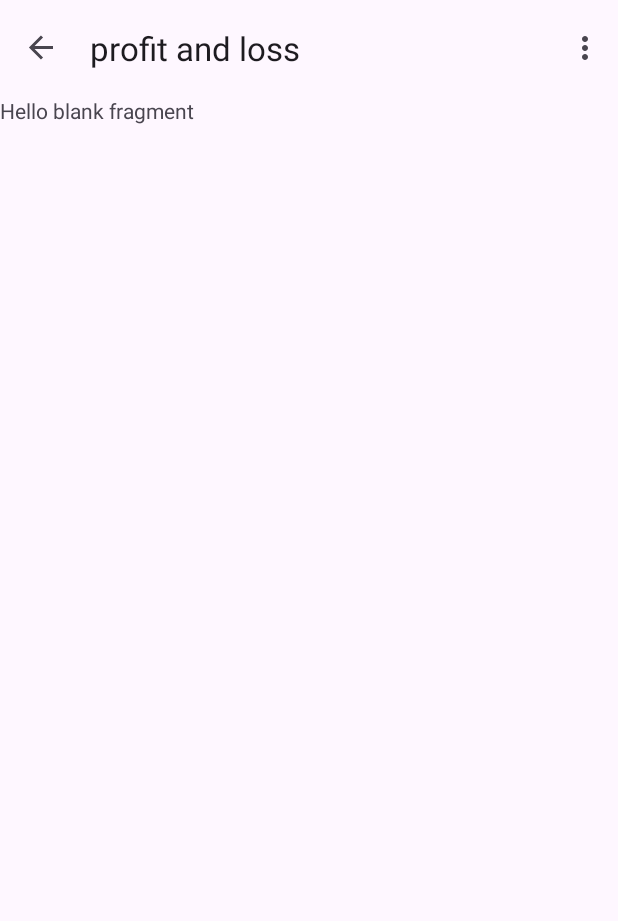
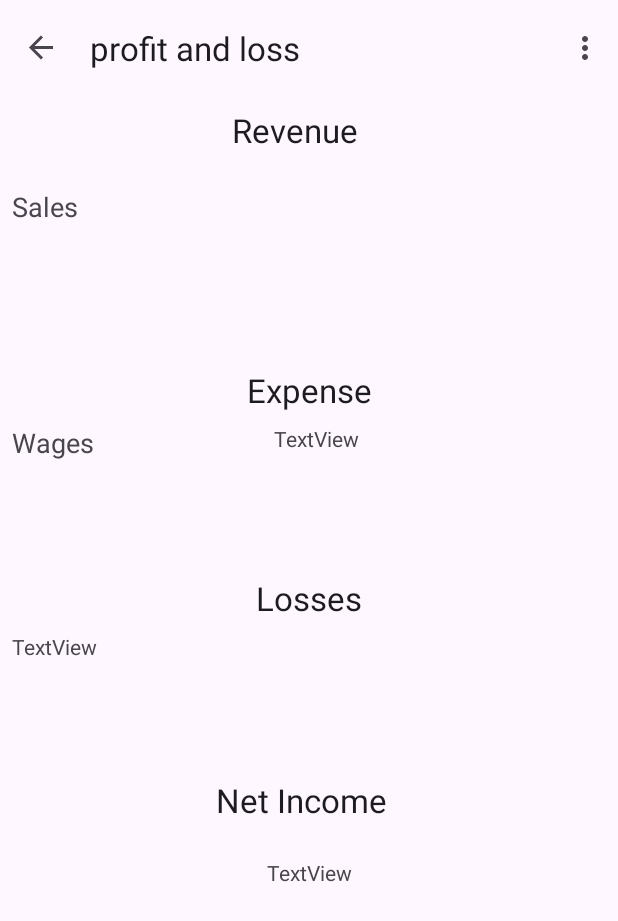
Before and after one commit to kchiwakaya/blackliquid, an Android app: the ProfitLossFragment screen opened through its navigation route, on a phone screen of 412 x 824 dp. Shown: the top 921 px of the screen. Run offline under Robolectric (Android 15) with nearby library versions, the phone set to English and light mode, and no system bars; our stand-ins replace navigation-ui.

Commit message:
cashout design

```diff
--- a/app/src/main/java/com/balckliquid/blackliquid/ProductFragment.kt
+++ b/app/src/main/java/com/balckliquid/blackliquid/ProductFragment.kt
@@ -5,10 +5,16 @@ import androidx.fragment.app.Fragment
 import android.view.LayoutInflater
 import android.view.View
 import android.view.ViewGroup
+import android.widget.Toast
 import androidx.recyclerview.widget.LinearLayoutManager
 import androidx.recyclerview.widget.RecyclerView
 import com.balckliquid.blackliquid.models.Util
 import com.balckliquid.blackliquid.views.ProductAdapter
+import com.balckliquid.blackliquid.databinding.FragmentProductBinding
+import com.balckliquid.blackliquid.databinding.FragmentSellBinding
+import com.google.firebase.firestore.ktx.firestore
+import com.google.firebase.firestore.toObject
+import com.google.firebase.ktx.Firebase
 
 // TODO: Rename parameter arguments, choose names that match
 // the fragment initialization parameters, e.g. ARG_ITEM_NUMBER
@@ -25,6 +31,13 @@ class ProductFragment : Fragment() {
     private var param1: String? = null
     private var param2: String? = null
 
+    private var _binding: FragmentProductBinding? = null
+
+    // This property is only valid between onCreateView and
+    // onDestroyView.
+    private val binding get() = _binding!!
+    val db = Firebase.firestore
+    val products = ArrayList<Util>()
     override fun onCreate(savedInstanceState: Bundle?) {
         super.onCreate(savedInstanceState)
         arguments?.let {
@@ -37,38 +50,46 @@ class ProductFragment : Fragment() {
         inflater: LayoutInflater, container: ViewGroup?,
         savedInstanceState: Bundle?
     ): View? {
-        // Inflate the layout for this fragment
-        return inflater.inflate(R.layout.fragment_product, container, false)
+
+        _binding = FragmentProductBinding.inflate(inflater, container, false)
+        return binding.root
+
     }
     override fun onViewCreated(view: View, savedInstanceState: Bundle?) {
         super.onViewCreated(view, savedInstanceState)
 
-        val products = ArrayList<Util>()
 
+        loadProducts()
         var recyclerView = view.findViewById<RecyclerView>(R.id.prorecyclerview)
-        val product = Util("Chibuku Super","123")
-        val product1 = Util("Super Maheu","123")
-        val product2 = Util("Baby powder","123")
-        val product3 = Util("Chibuku Super","123")
-        val product4 = Util("Super Maheu","123")
-        val product5 = Util("Baby powder","123")
-        val product6 = Util("Chibuku Super","123")
-        val product7 = Util("Super Maheu","123")
-        val product8 = Util("Baby powder","123")
-
-
-
-        products?.add(product)
-        products?.add(product1)
-        products?.add(product3)
-        products?.add(product4)
-        products?.add(product5)
-        products?.add(product6)
-        products?.add(product7)
-        products?.add(product8)
         val adapter = ProductAdapter(requireContext(), products)
         recyclerView.adapter = adapter
         recyclerView.layoutManager = LinearLayoutManager(requireContext())
+
+
+        binding.btnAddProdcut.setOnClickListener{
+            val product = Util(binding.editLtProduct.text.toString())
+            db.collection("prods")
+                .add(product)
+                .addOnSuccessListener { documentReference ->
+                    Toast.makeText(activity,"Success", Toast.LENGTH_LONG).show()
+                }
+                .addOnFailureListener { e ->
+                    Toast.makeText(activity,"Failed", Toast.LENGTH_LONG).show()
+                }
+        }
+    }
+
+    private fun loadProducts() {
+        db.collection("prods")
+        .get()
+        .addOnSuccessListener { documents ->
+            for (document in documents){
+                val product = document.toObject<Util>()
+                if (product != null) {
+                    products.add(product)
+                }
+            }
+        }
     }
 
 
--- a/app/src/main/java/com/balckliquid/blackliquid/models/Shop.kt
+++ b/app/src/main/java/com/balckliquid/blackliquid/models/Shop.kt
@@ -11,7 +11,9 @@ data class Shop(
 data class Util(
     val product_name: String,
     val product_id:String = UUID.randomUUID().toString()
-)
+){
+    constructor():this("")
+}
 
 data class Product(
     val name:String,
--- a/app/src/main/res/layout/fragment_profit_loss.xml
+++ b/app/src/main/res/layout/fragment_profit_loss.xml
@@ -7,15 +7,115 @@
     android:layout_height="match_parent"
     tools:context=".ProfitLossFragment">
 
-    <!-- TODO: Update blank fragment layout -->
     <TextView
-        android:id="@+id/textView8"
-        android:layout_width="0dp"
-        android:layout_height="0dp"
-        android:text="@string/hello_blank_fragment"
-        app:layout_constraintBottom_toBottomOf="parent"
+        android:id="@+id/textView"
+        android:layout_width="103dp"
+        android:layout_height="45dp"
+        android:layout_marginTop="8dp"
+        android:text="Revenue"
+        android:textAppearance="@style/TextAppearance.AppCompat.Large"
         app:layout_constraintEnd_toEndOf="parent"
         app:layout_constraintStart_toStartOf="parent"
         app:layout_constraintTop_toTopOf="parent" />
 
+    <TextView
+        android:id="@+id/textView2"
+        android:layout_width="wrap_content"
+        android:layout_height="wrap_content"
+        android:layout_marginStart="8dp"
+        android:layout_marginTop="8dp"
+        android:text="Sales"
+        android:textAppearance="@style/TextAppearance.AppCompat.Medium"
+        app:layout_constraintStart_toStartOf="parent"
+        app:layout_constraintTop_toBottomOf="@+id/textView" />
+
+    <TextView
+        android:id="@+id/textView3"
+        android:layout_width="wrap_content"
+        android:layout_height="wrap_content"
+        android:layout_marginStart="8dp"
+        android:layout_marginTop="95dp"
+        android:layout_marginEnd="8dp"
+        android:text="Expense"
+        android:textAppearance="@style/TextAppearance.AppCompat.Large"
+        app:layout_constraintEnd_toEndOf="parent"
+        app:layout_constraintStart_toStartOf="parent"
+        app:layout_constraintTop_toBottomOf="@+id/textView2" />
+
+    <TextView
+        android:id="@+id/textView5"
+        android:layout_width="wrap_content"
+        android:layout_height="wrap_content"
+        android:layout_marginStart="8dp"
+        android:layout_marginTop="8dp"
+        android:text="Wages"
+        android:textAppearance="@style/TextAppearance.AppCompat.Medium"
+        app:layout_constraintStart_toStartOf="parent"
+        app:layout_constraintTop_toBottomOf="@+id/textView3" />
+
+    <TextView
+        android:id="@+id/textView6"
+        android:layout_width="wrap_content"
+        android:layout_height="wrap_content"
+        android:layout_marginStart="8dp"
+        android:layout_marginTop="109dp"
+        android:layout_marginEnd="8dp"
+        android:text="Losses"
+        android:textAppearance="@style/TextAppearance.AppCompat.Large"
+        app:layout_constraintEnd_toEndOf="parent"
+        app:layout_constraintStart_toStartOf="parent"
+        app:layout_constraintTop_toBottomOf="@+id/textView3" />
+
+    <TextView
+        android:id="@+id/textView7"
+        android:layout_width="wrap_content"
+        android:layout_height="wrap_content"
+        android:layout_marginStart="8dp"
+        android:layout_marginTop="8dp"
+        android:text="TextView"
+        app:layout_constraintStart_toStartOf="parent"
+        app:layout_constraintTop_toBottomOf="@+id/textView6" />
+
+    <TextView
+        android:id="@+id/textView8"
+        android:layout_width="wrap_content"
+        android:layout_height="wrap_content"
+        android:layout_marginTop="105dp"
+        android:text="Net Income"
+        android:textAppearance="@style/TextAppearance.AppCompat.Large"
+        app:layout_constraintEnd_toEndOf="parent"
+        app:layout_constraintHorizontal_bias="0.484"
+        app:layout_constraintStart_toStartOf="parent"
+        app:layout_constraintTop_toBottomOf="@+id/textView6" />
+
+    <TextView
+        android:id="@+id/textView9"
+        android:layout_width="wrap_content"
+        android:layout_height="wrap_content"
+        android:layout_marginTop="24dp"
+        android:text="TextView"
+        app:layout_constraintEnd_toEndOf="parent"
+        app:layout_constraintStart_toStartOf="parent"
+        app:layout_constraintTop_toBottomOf="@+id/textView8" />
+
+    <TextView
+        android:id="@+id/txtSales"
+        android:layout_width="wrap_content"
+        android:layout_height="wrap_content"
+        android:layout_marginStart="141dp"
+        android:layout_marginTop="8dp"
+        android:textAppearance="@style/TextAppearance.AppCompat.Medium"
+        app:layout_constraintBottom_toBottomOf="@+id/textView2"
+        app:layout_constraintStart_toEndOf="@+id/textView2"
+        app:layout_constraintTop_toBottomOf="@+id/textView" />
+
+    <TextView
+        android:id="@+id/textView11"
+        android:layout_width="wrap_content"
+        android:layout_height="wrap_content"
+        android:layout_marginStart="120dp"
+        android:layout_marginTop="8dp"
+        android:text="TextView"
+        app:layout_constraintStart_toEndOf="@+id/textView5"
+        app:layout_constraintTop_toBottomOf="@+id/textView3" />
 </androidx.constraintlayout.widget.ConstraintLayout>
```
